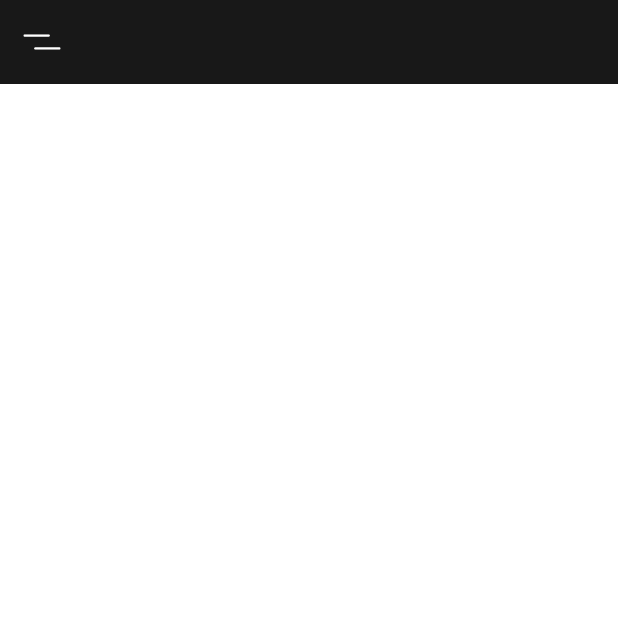
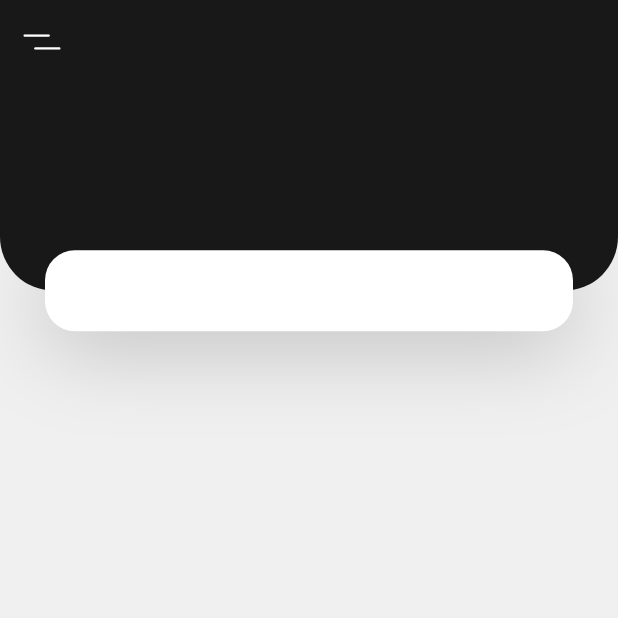
Before and after one commit to sayansil/Ecosystem-companion, a Flutter app: the screen it shows after launch, on a phone screen of 412 x 824 dp, the top half of it. Run offline on Flutter 3.47's test engine with Material 2 defaults, Android fonts, the phone set to English and light mode, and no system bars; our stand-ins replace flutter_svg.

Commit message:
Taking shape

```diff
--- a/lib/constants.dart
+++ b/lib/constants.dart
@@ -4,8 +4,8 @@ import 'package:flutter/material.dart';
 
 const colorPrimary = Color(0xFF181818);
 const colorSecondary = Color(0xFF696969);
-const colorBackground = Color(0xFFFFFFFF);
+const colorBackground = Color(0xFFF0F0F0);
 
 // Global spacing
 
-const defaultPadding = 20.0;
+const defaultPadding = 30.0;
--- a/lib/main.dart
+++ b/lib/main.dart
@@ -1,7 +1,7 @@
 import 'package:ecosystem/constants.dart';
 import 'package:flutter/material.dart';
 import 'package:flutter/services.dart';
-import 'package:ecosystem/screens/home/components/home_screen.dart';
+import 'package:ecosystem/screens/home/home_screen.dart';
 
 void main() {
   SystemChrome.setSystemUIOverlayStyle(SystemUiOverlayStyle(
--- /dev/null
+++ b/lib/screens/home/components/body.dart
@@ -0,0 +1,52 @@
+import 'package:flutter/material.dart';
+import 'package:ecosystem/constants.dart';
+
+class Body extends StatelessWidget {
+    @override
+    Widget build(BuildContext context) {
+        Size size = MediaQuery.of(context).size;
+
+        return Column(
+            children: <Widget>[
+                Container(
+                    height: size.height*0.2,
+                    child: Stack(
+                        children: <Widget>[
+                            Container(
+                                height: size.height*0.2 - 27,
+                                decoration: BoxDecoration(
+                                    color: colorPrimary,
+                                    borderRadius: BorderRadius.only(
+                                        bottomLeft: Radius.circular(36),
+                                        bottomRight: Radius.circular(36),
+                                    ),
+                                ),
+                            ),
+
+                            Positioned(
+                                bottom: 0,
+                                left: 0,
+                                right: 0,
+                                child: Container(
+                                    height: 54,
+                                    margin: EdgeInsets.symmetric(horizontal: defaultPadding),
+                                    decoration: BoxDecoration(
+                                        color: Colors.white,
+                                        borderRadius: BorderRadius.circular(20),
+                                        boxShadow: [
+                                            BoxShadow(
+                                                offset: Offset(0, 10),
+                                                blurRadius: 50,
+                                                color: colorPrimary.withOpacity(0.23),
+                                            ),
+                                        ],
+                                    ),
+                                )
+                            ),
+                        ],
+                    )
+                ),
+            ],
+        );
+    }
+}
--- a/lib/screens/home/components/home_screen.dart
+++ b/lib/screens/home/home_screen.dart
@@ -1,17 +1,23 @@
 import 'package:flutter/material.dart';
 import 'package:flutter_svg/svg.dart';
+import 'package:ecosystem/screens/home/components/body.dart';
 
 class HomeScreen extends StatelessWidget {
     @override
     Widget build(BuildContext context) {
         return Scaffold(
-            appBar: AppBar(
+            appBar: buildAppBar(),
+            body: Body(),
+        );
+    }
+
+    AppBar buildAppBar() {
+        return AppBar(
                 elevation:0,
                 leading: IconButton(
                     icon: SvgPicture.asset("assets/images/menu.svg"),
                     onPressed:() {},
                 ),
-            ),
-        );
+            );
     }
 }
```
Also changed, not shown: assets/images/icon_white.png (added).
